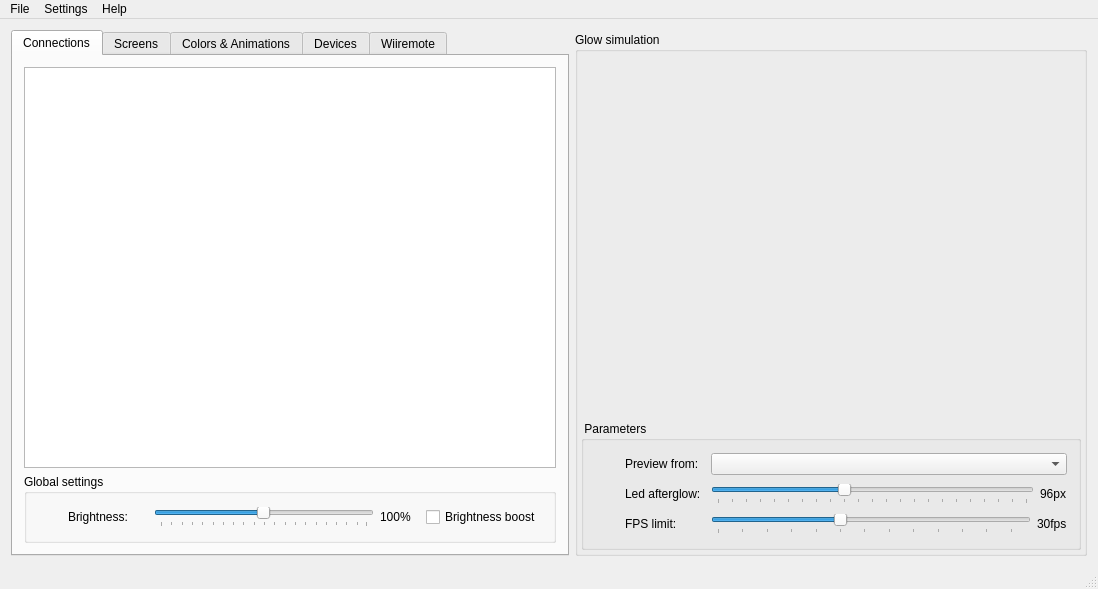
First picture: the form in mainwindow.ui, repository dev-0x7C6/led-frame, before the edit.
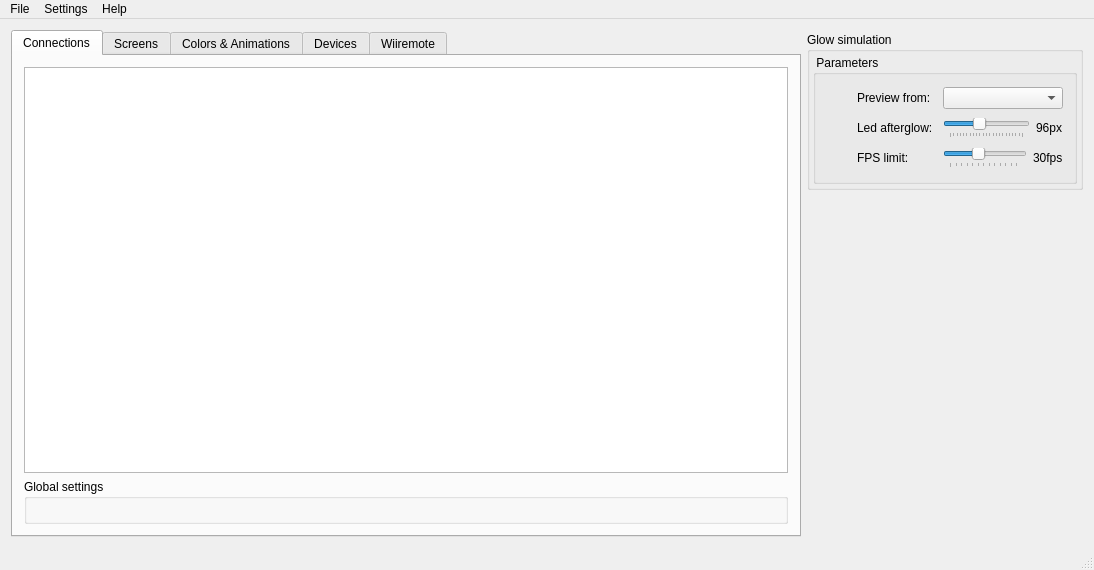
Second picture: the form after the edit. Icons and pictures are not drawn. Custom widgets are drawn as their Qt base class.

Patch:
```diff
--- a/mainwindow.ui
+++ b/mainwindow.ui
@@ -6,8 +6,8 @@
    <rect>
     <x>0</x>
     <y>0</y>
-    <width>1098</width>
-    <height>572</height>
+    <width>1094</width>
+    <height>570</height>
    </rect>
   </property>
   <property name="sizePolicy">
@@ -111,94 +111,7 @@
              </property>
              <layout class="QVBoxLayout" name="verticalLayout">
               <item>
-               <layout class="QHBoxLayout" name="horizontalLayout_2">
-                <item>
-                 <widget class="QLabel" name="brightnessIcon">
-                  <property name="minimumSize">
-                   <size>
-                    <width>24</width>
-                    <height>24</height>
-                   </size>
-                  </property>
-                  <property name="text">
-                   <string/>
-                  </property>
-                  <property name="pixmap">
-                   <pixmap resource="resources/resource.qrc">:/22x22/brightness.png</pixmap>
-                  </property>
-                  <property name="alignment">
-                   <set>Qt::AlignCenter</set>
-                  </property>
-                 </widget>
-                </item>
-                <item>
-                 <widget class="QLabel" name="brightnessLabel">
-                  <property name="minimumSize">
-                   <size>
-                    <width>80</width>
-                    <height>0</height>
-                   </size>
-                  </property>
-                  <property name="text">
-                   <string>Brightness:</string>
-                  </property>
-                 </widget>
-                </item>
-                <item>
-                 <widget class="QSlider" name="brightnessSlider">
-                  <property name="sizePolicy">
-                   <sizepolicy hsizetype="MinimumExpanding" vsizetype="Fixed">
-                    <horstretch>0</horstretch>
-                    <verstretch>0</verstretch>
-                   </sizepolicy>
-                  </property>
-                  <property name="statusTip">
-                   <string>Tune led brightness</string>
-                  </property>
-                  <property name="minimum">
-                   <number>1</number>
-                  </property>
-                  <property name="maximum">
-                   <number>200</number>
-                  </property>
-                  <property name="value">
-                   <number>100</number>
-                  </property>
-                  <property name="sliderPosition">
-                   <number>100</number>
-                  </property>
-                  <property name="orientation">
-                   <enum>Qt::Horizontal</enum>
-                  </property>
-                  <property name="tickPosition">
-                   <enum>QSlider::TicksBelow</enum>
-                  </property>
-                  <property name="tickInterval">
-                   <number>10</number>
-                  </property>
-                 </widget>
-                </item>
-                <item>
-                 <widget class="QLabel" name="proc">
-                  <property name="minimumSize">
-                   <size>
-                    <width>40</width>
-                    <height>0</height>
-                   </size>
-                  </property>
-                  <property name="text">
-                   <string>100%</string>
-                  </property>
-                 </widget>
-                </item>
-                <item>
-                 <widget class="QCheckBox" name="brightnessBoost">
-                  <property name="text">
-                   <string>Brightness boost</string>
-                  </property>
-                 </widget>
-                </item>
-               </layout>
+               <widget class="ALCColorCorrectionWidget" name="widget" native="true"/>
               </item>
              </layout>
             </widget>
@@ -717,17 +630,7 @@
               <number>3</number>
              </property>
              <item>
-              <widget class="AmbientLightSymulation" name="widget" native="true">
-               <property name="minimumSize">
-                <size>
-                 <width>500</width>
-                 <height>360</height>
-                </size>
-               </property>
-               <property name="focusPolicy">
-                <enum>Qt::StrongFocus</enum>
-               </property>
-              </widget>
+              <layout class="QVBoxLayout" name="qml"/>
              </item>
              <item>
               <widget class="QGroupBox" name="groupBox_6">
@@ -955,7 +858,7 @@
     <rect>
      <x>0</x>
      <y>0</y>
-     <width>1098</width>
+     <width>1094</width>
      <height>20</height>
     </rect>
    </property>
@@ -1012,9 +915,9 @@
  <layoutdefault spacing="6" margin="11"/>
  <customwidgets>
   <customwidget>
-   <class>AmbientLightSymulation</class>
+   <class>ALCColorCorrectionWidget</class>
    <extends>QWidget</extends>
-   <header>ambientlightsymulation.h</header>
+   <header>widgets/alc-color-correction-widget.h</header>
    <container>1</container>
   </customwidget>
  </customwidgets>
```
